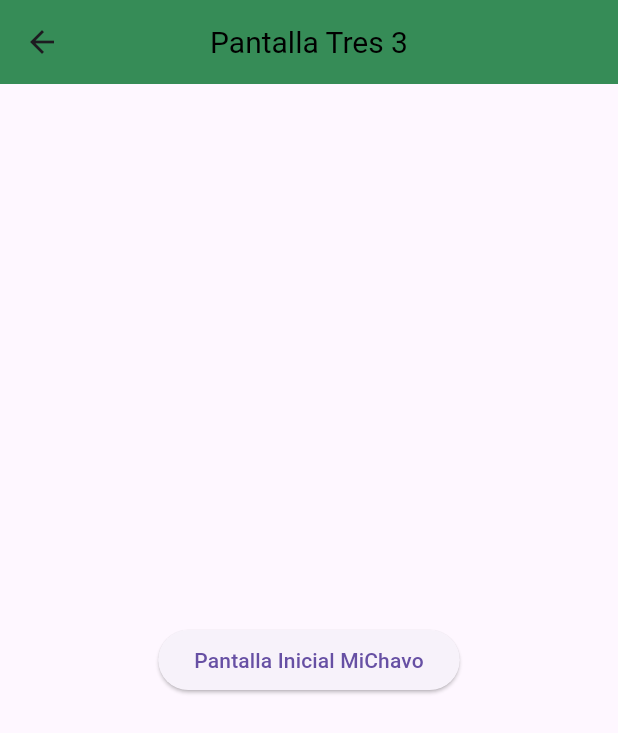
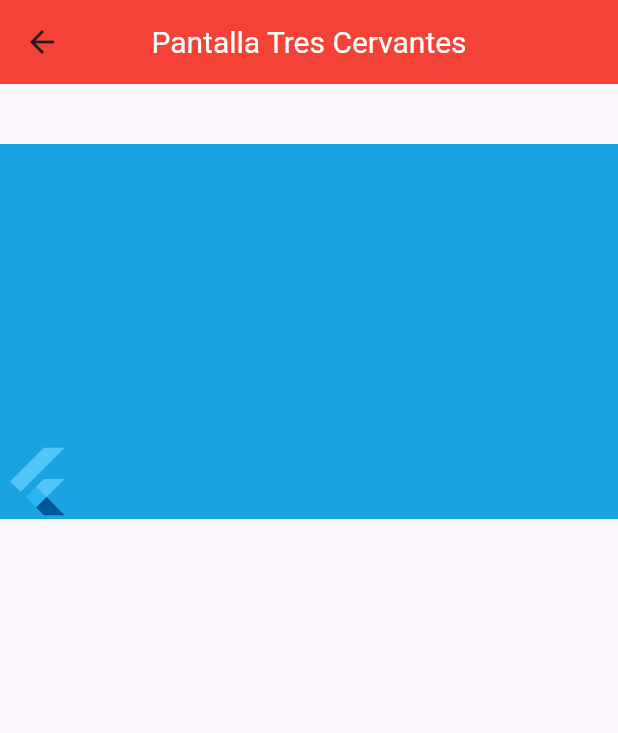
Before and after one commit to Luis-Cervantes-1057/Pantallas_6_I, a Flutter app: the screen it shows after launch, after a tap on "Pantalla Tres", on a phone screen of 412 x 824 dp. Shown: the top 733 px of the screen. Run offline on Flutter 3.47's test engine with Material 3 defaults, Android fonts, the phone set to English and light mode, and no system bars.

Commit message:
rutas completas de 3 en 3

```diff
--- a/lib/main.dart
+++ b/lib/main.dart
@@ -1,8 +1,12 @@
+import 'package:cervantesrutas/pagina_siete.dart';
 import 'package:flutter/material.dart';
 
 import 'package:cervantesrutas/pagina_inicial.dart';
 import 'package:cervantesrutas/pagina_dos.dart';
 import 'package:cervantesrutas/pagina_tres.dart';
+import 'package:cervantesrutas/pagina_cuatro.dart';
+import 'package:cervantesrutas/pagina_cinco.dart';
+import 'package:cervantesrutas/pagina_seis.dart';
 
 void main() => runApp(MiRutas());
 
@@ -21,6 +25,10 @@ class MiRutas extends StatelessWidget {
         // When navigating to the "/second" route, build the SecondScreen widget.
         '/pantalla2': (context) => const PantallaDos(),
         '/pantalla3': (context) => const PantallaTres(),
+        '/pantalla4': (context) => const PantallaCuatro(),
+        '/pantalla5': (context) => const PantallaCinco(),
+        '/pantalla6': (context) => const PantallaSeis(),
+        '/pantalla7': (context) => const PantallaSiete(),
       },
     );
   }
--- a/lib/pagina_inicial.dart
+++ b/lib/pagina_inicial.dart
@@ -19,6 +19,9 @@ class PantallaUno extends StatelessWidget {
       ),
       body: Column(
         children: [
+          SizedBox(
+            height: 30,
+          ),
           Center(
             child: ElevatedButton(
               onPressed: () {
@@ -26,6 +29,9 @@ class PantallaUno extends StatelessWidget {
               },
               child: const Text('Pantalla Dos'),
             ),
+          ),
+          SizedBox(
+            height: 30,
           ),
           Center(
             child: ElevatedButton(
@@ -35,6 +41,50 @@ class PantallaUno extends StatelessWidget {
               child: const Text('Pantalla Tres'),
             ),
           ),
+          SizedBox(
+            height: 30,
+          ),
+          Center(
+            child: ElevatedButton(
+              onPressed: () {
+                Navigator.pushNamed(context, '/pantalla4');
+              },
+              child: const Text('Pantalla Cuatro'),
+            ),
+          ),
+          SizedBox(
+            height: 30,
+          ),
+          Center(
+            child: ElevatedButton(
+              onPressed: () {
+                Navigator.pushNamed(context, '/pantalla5');
+              },
+              child: const Text('Pantalla Cinco'),
+            ),
+          ),
+          SizedBox(
+            height: 30,
+          ),
+          Center(
+            child: ElevatedButton(
+              onPressed: () {
+                Navigator.pushNamed(context, '/pantalla6');
+              },
+              child: const Text('Pantalla Seis'),
+            ),
+          ),
+          SizedBox(
+            height: 30,
+          ),
+          Center(
+            child: ElevatedButton(
+              onPressed: () {
+                Navigator.pushNamed(context, '/pantalla7');
+              },
+              child: const Text('Pantalla Siete'),
+            ),
+          ),
         ],
       ),
     );
--- a/lib/pagina_tres.dart
+++ b/lib/pagina_tres.dart
@@ -1,29 +1,55 @@
 import 'package:flutter/material.dart';
 
-class PantallaTres extends StatelessWidget {
+class PantallaTres extends StatefulWidget {
   const PantallaTres({Key? key}) : super(key: key);
 
+  @override
+  State<PantallaTres> createState() => _PantallaTresState();
+}
+
+class _PantallaTresState extends State<PantallaTres> {
+  bool selected = false;
   @override
   Widget build(BuildContext context) {
     return Scaffold(
       appBar: AppBar(
-        backgroundColor: Color(0xff368c57), // Fondo azul
+        backgroundColor: Colors.red, // Fondo azul
         title: const Text(
-          'Pantalla Tres 3',
+          'Pantalla Tres Cervantes',
           style: TextStyle(
-            color: Colors.black, // Letra blanca
+            color: Colors.white, // Letra blanca
             fontSize: 20.0, // Tamaño de la letra 20
           ),
         ),
         centerTitle: true, // Centrar el texto
       ),
-      body: Center(
-        child: ElevatedButton(
-          onPressed: () {
-            Navigator.pop(context);
-          },
-          child: const Text('Pantalla Inicial MiChavo'),
-        ),
+      body: Column(
+        children: [
+          SizedBox(
+            height: 40,
+          ),
+          GestureDetector(
+            onTap: () {
+              setState(() {
+                selected = !selected;
+              });
+            },
+            child: Center(
+              child: Container(
+                width: double.infinity,
+                height: 250.0,
+                color: Color(0xff1aa3e1),
+                child: AnimatedAlign(
+                  alignment:
+                      selected ? Alignment.topRight : Alignment.bottomLeft,
+                  duration: const Duration(seconds: 1),
+                  curve: Curves.fastOutSlowIn,
+                  child: const FlutterLogo(size: 50.0),
+                ),
+              ),
+            ),
+          ),
+        ],
       ),
     );
   }
--- a/pubspec.yaml
+++ b/pubspec.yaml
@@ -16,8 +16,11 @@ dev_dependencies:
     sdk: flutter
   flutter_lints: ^4.0.0
 
+
 flutter:
   uses-material-design: true
+  assets:
+    - assets/icon/
   # assets:
   #  - images/a_dot_burr.jpeg
   #  - images/a_dot_ham.jpeg
```
Also changed, not shown: lib/pagina_cinco.dart (added, +99 -0 lines), lib/pagina_cuatro.dart (added, +68 -0 lines), lib/pagina_dos.dart (+39 -11 lines), lib/pagina_seis.dart (added, +55 -0 lines), lib/pagina_siete.dart (added, +58 -0 lines), assets/icon/descarga.jpg (added), assets/icon/si.jpg (added).
